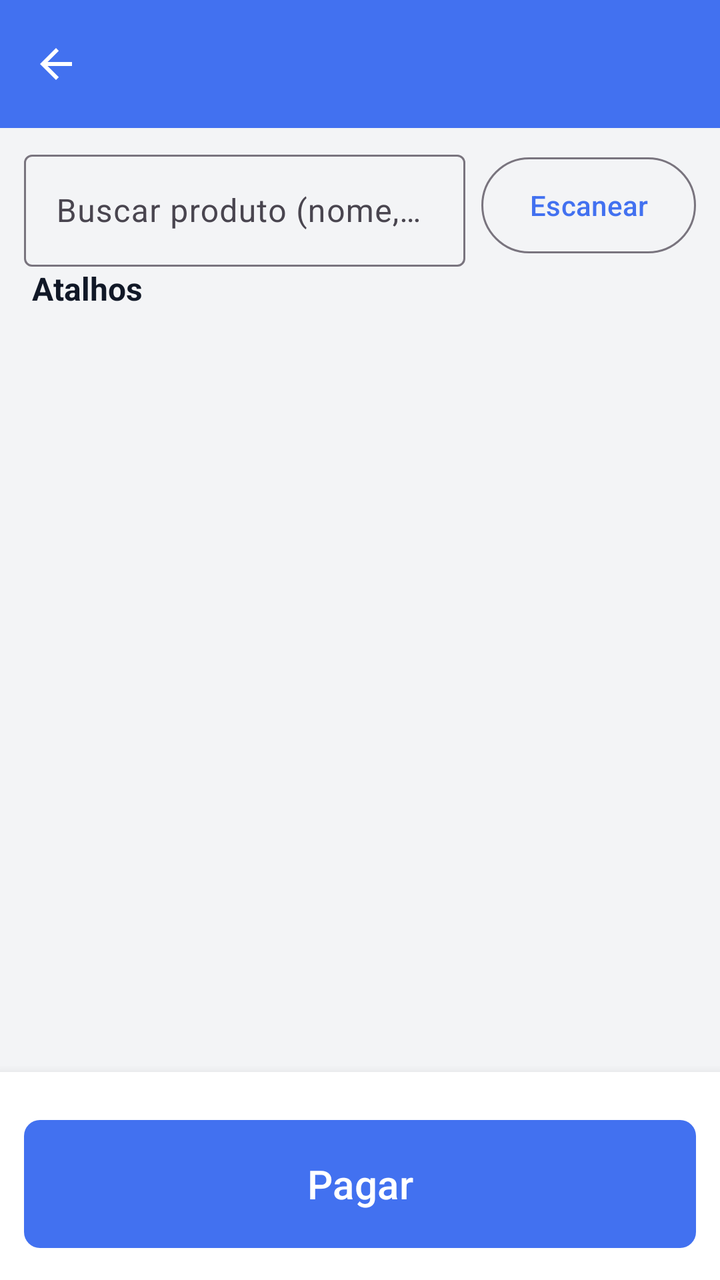
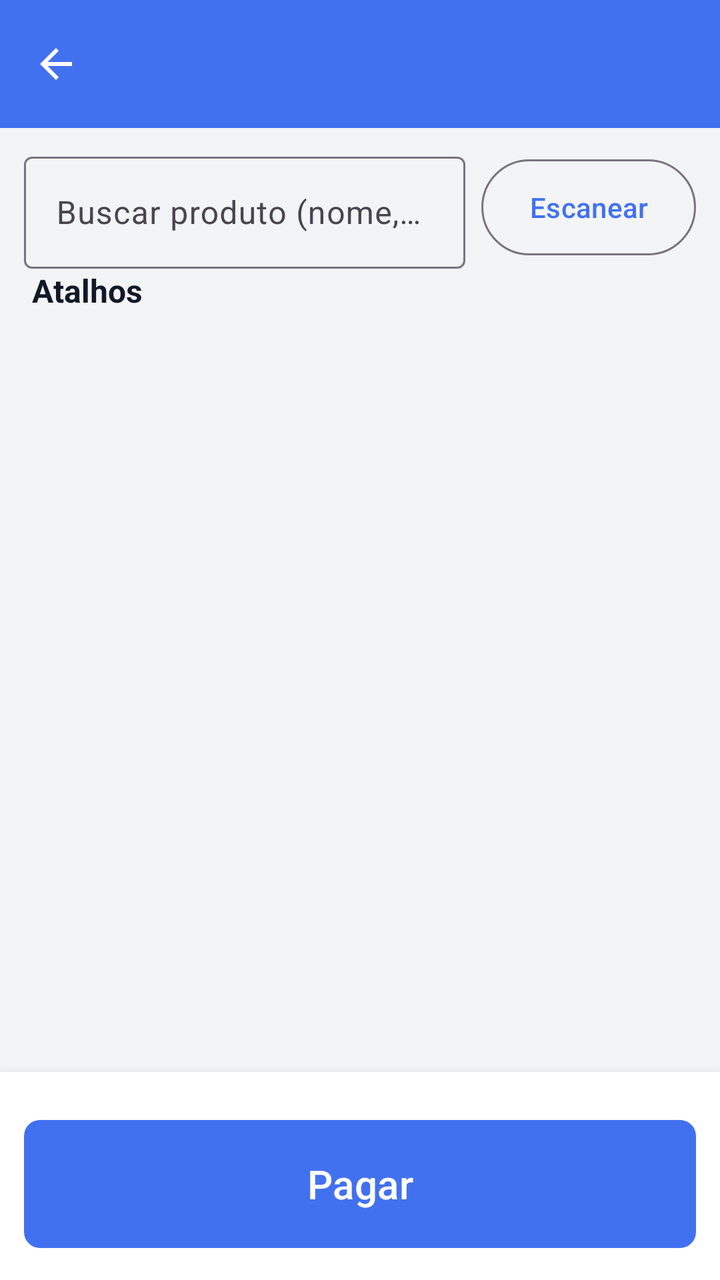

Two renders of the same Android screen: before a commit and after it. Below are the layout's source before the change and the commit's diff.
<!-- AndroidManifest.xml: application theme Theme.POSmaisgestao -->
<!-- res/layout/activity_venda.xml -->
<?xml version="1.0" encoding="utf-8"?>
<LinearLayout xmlns:android="http://schemas.android.com/apk/res/android"
    xmlns:app="http://schemas.android.com/apk/res-auto"
    android:layout_width="match_parent"
    android:layout_height="match_parent"
    android:descendantFocusability="beforeDescendants"
    android:focusableInTouchMode="true"
    android:orientation="vertical">

    <com.google.android.material.appbar.MaterialToolbar
        android:id="@+id/toolbarVenda"
        android:layout_width="match_parent"
        android:layout_height="?attr/actionBarSize"
        android:background="@color/primary"
        android:theme="@style/ThemeOverlay.Material3.Dark.ActionBar"
        app:navigationIcon="?attr/homeAsUpIndicator"
        app:titleTextColor="@color/white"
        app:navigationIconTint="@color/white" />

    <LinearLayout
        android:layout_width="match_parent"
        android:layout_height="wrap_content"
        android:gravity="center_vertical"
        android:orientation="horizontal"
        android:paddingHorizontal="12dp"
        android:paddingTop="8dp">

        <com.google.android.material.textfield.TextInputLayout
            android:layout_width="0dp"
            android:layout_height="wrap_content"
            android:layout_weight="1"
            android:hint="@string/buscar_produto">

            <com.google.android.material.textfield.TextInputEditText
                android:id="@+id/inputBusca"
                android:layout_width="match_parent"
                android:layout_height="wrap_content"
                android:imeOptions="actionSearch"
                android:inputType="text"
                android:minHeight="56dp" />
        </com.google.android.material.textfield.TextInputLayout>

        <com.google.android.material.button.MaterialButton
            android:id="@+id/btnEscanear"
            style="@style/Widget.Material3.Button.OutlinedButton"
            android:layout_width="wrap_content"
            android:layout_height="wrap_content"
            android:layout_marginStart="8dp"
            android:minHeight="56dp"
            android:text="@string/escanear" />
    </LinearLayout>

    <TextView
        android:id="@+id/txtStatusBalanca"
        android:layout_width="match_parent"
        android:layout_height="wrap_content"
        android:paddingHorizontal="16dp"
        android:paddingVertical="4dp"
        android:textColor="@color/muted_foreground"
        android:textSize="13sp"
        android:visibility="gone" />

    <TextView
        android:id="@+id/lblSecao"
        android:layout_width="match_parent"
        android:layout_height="wrap_content"
        android:paddingHorizontal="16dp"
        android:paddingBottom="4dp"
        android:text="@string/atalhos"
        android:textSize="16sp"
        android:textStyle="bold" />

    <androidx.recyclerview.widget.RecyclerView
        android:id="@+id/listaProdutos"
        android:layout_width="match_parent"
        android:layout_height="0dp"
        android:layout_weight="1"
        android:paddingHorizontal="8dp"
        android:clipToPadding="false" />

    <TextView
        android:id="@+id/txtVazio"
        android:layout_width="match_parent"
        android:layout_height="wrap_content"
        android:gravity="center"
        android:padding="16dp"
        android:text="@string/sem_atalhos"
        android:visibility="gone" />

    <com.google.android.material.button.MaterialButton
        android:id="@+id/btnCarregarMais"
        style="@style/Widget.Material3.Button.TextButton"
        android:layout_width="match_parent"
        android:layout_height="wrap_content"
        android:text="@string/carregar_mais"
        android:visibility="gone" />

    <LinearLayout
        android:layout_width="match_parent"
        android:layout_height="wrap_content"
        android:background="@color/card"
        android:elevation="8dp"
        android:orientation="vertical"
        android:padding="12dp">

        <androidx.recyclerview.widget.RecyclerView
            android:id="@+id/listaCarrinho"
            android:layout_width="match_parent"
            android:layout_height="wrap_content"
            android:maxHeight="160dp" />

        <com.google.android.material.button.MaterialButton
            android:id="@+id/btnPagar"
            style="@style/PosBigButton"
            android:layout_width="match_parent"
            android:layout_height="wrap_content"
            android:layout_marginTop="8dp"
            android:text="@string/pagar" />
    </LinearLayout>
</LinearLayout>
<!-- resources referenced by this layout -->
<resources>
  <color name="card">#FFFFFF</color>
  <color name="muted_foreground">#374151</color>
  <color name="primary">#4271F0</color>
  <color name="white">#FFFFFFFF</color>
  <string name="atalhos">Atalhos</string>
  <string name="buscar_produto">Buscar produto (nome, código ou EAN)</string>
  <string name="carregar_mais">Carregar mais</string>
  <string name="escanear">Escanear</string>
  <string name="pagar">Pagar</string>
  <string name="sem_atalhos">Nenhum atalho. Toque em Gerenciar atalhos para adicionar.</string>
  <style name="PosBigButton" parent="Widget.Material3.Button">
          <item name="android:minHeight">72dp</item>
          <item name="android:textSize">20sp</item>
          <item name="android:textAllCaps">false</item>
          <item name="cornerRadius">8dp</item>
          <item name="backgroundTint">@color/primary</item>
          <item name="android:textColor">@color/primary_foreground</item>
      </style>
  <style name="Theme.POSmaisgestao" parent="Base.Theme.POSmaisgestao" />
  <color name="primary_foreground">#FFFFFF</color>
  <style name="Base.Theme.POSmaisgestao" parent="Theme.Material3.DayNight.NoActionBar">
          <item name="colorPrimary">@color/primary</item>
          <item name="colorPrimaryDark">@color/primary_dark</item>
          <item name="colorSecondary">@color/accent</item>
          <item name="colorOnPrimary">@color/primary_foreground</item>
          <item name="colorOnSurface">@color/foreground</item>
          <item name="colorOnBackground">@color/foreground</item>
          <item name="android:statusBarColor">@color/primary_dark</item>
          <item name="android:navigationBarColor">@color/surface</item>
          <item name="android:windowOptOutEdgeToEdgeEnforcement">true</item>
          <item name="android:windowBackground">@color/surface</item>
          <item name="android:colorBackground">@color/background</item>
          <item name="android:textColorPrimary">@color/foreground</item>
          <item name="android:textColorSecondary">@color/muted_foreground</item>
          <item name="android:textColor">@color/foreground</item>
          <item name="android:textColorHint">@color/muted_foreground</item>
      </style>
  <color name="primary_dark">#0B42DA</color>
  <color name="accent">#D0D9F1</color>
  <color name="foreground">#111827</color>
  <color name="surface">#F3F4F6</color>
  <color name="background">#FFFFFF</color>
</resources>

<!-- the commit's change to res/layout/activity_venda.xml (unified diff, before → after) -->
@@ -16,6 +16,8 @@
         app:navigationIcon="?attr/homeAsUpIndicator"
         app:titleTextColor="@color/white"
         app:navigationIconTint="@color/white" />
+
+    <include layout="@layout/include_codigo_oculto" />
 
     <LinearLayout
         android:layout_width="match_parent"
@@ -118,3 +120,15 @@
             android:text="@string/pagar" />
     </LinearLayout>
 </LinearLayout>
+<!-- res/layout/include_codigo_oculto.xml (included above) -->
+<?xml version="1.0" encoding="utf-8"?>
+<EditText xmlns:android="http://schemas.android.com/apk/res/android"
+    android:id="@+id/inputCodigoOculto"
+    android:layout_width="1dp"
+    android:layout_height="1dp"
+    android:alpha="0"
+    android:background="@android:color/transparent"
+    android:imeOptions="actionDone"
+    android:importantForAutofill="no"
+    android:inputType="textVisiblePassword"
+    android:singleLine="true" />
